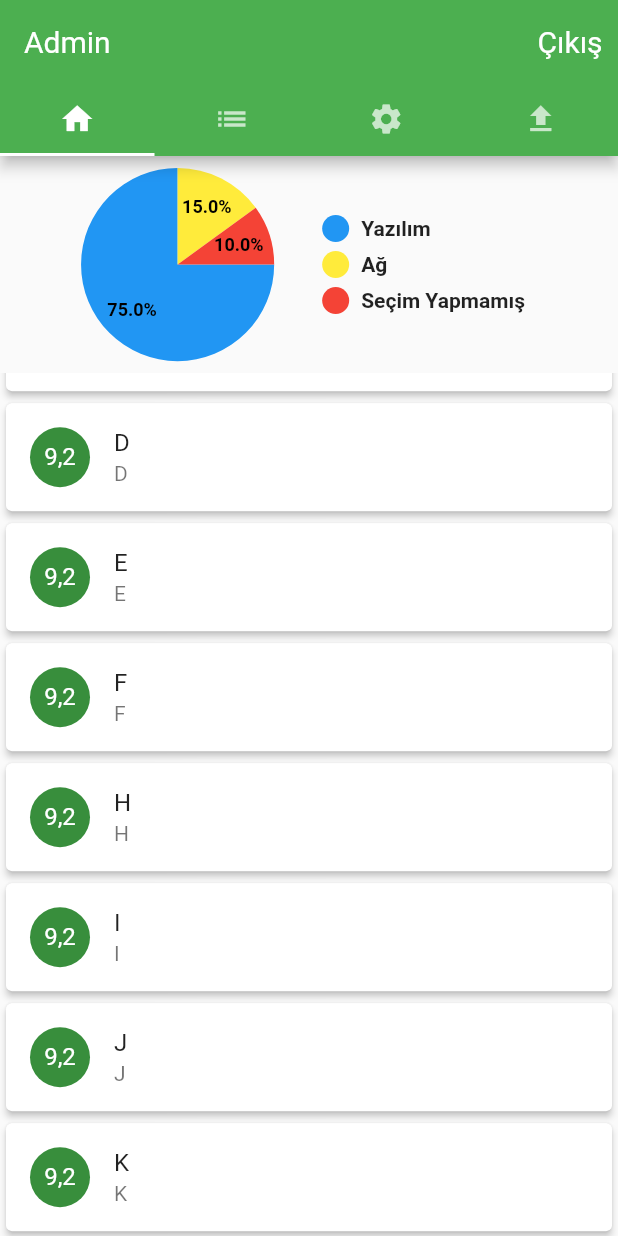
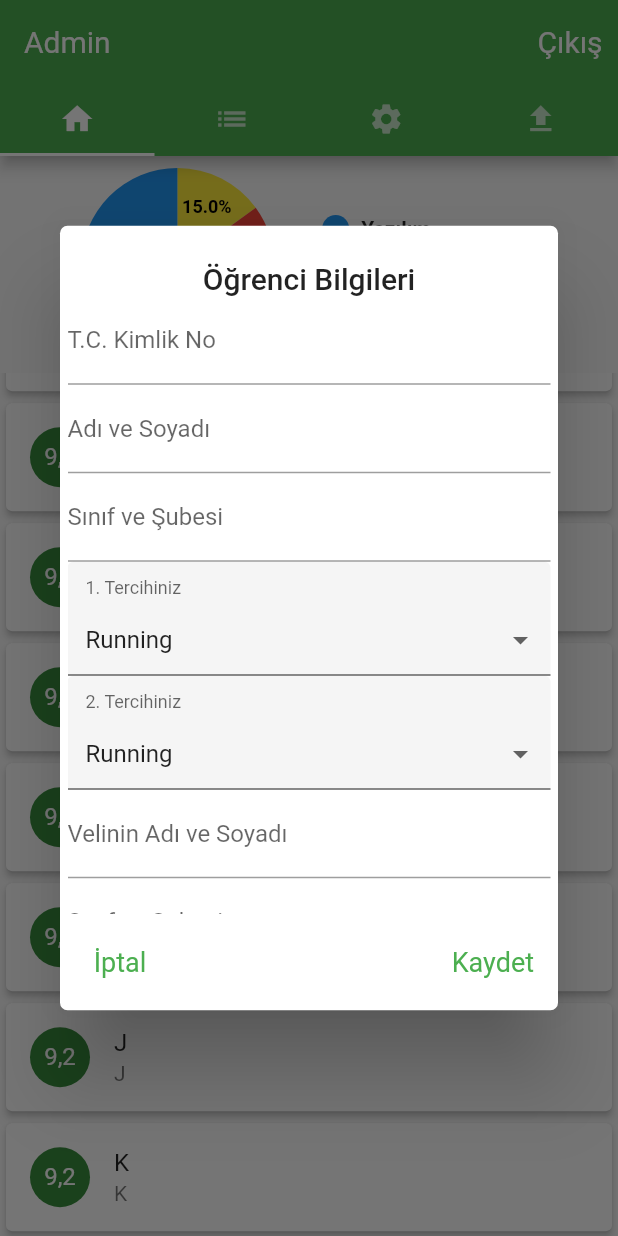
Before and after one commit to ozdemirali/branch_select_app, a Flutter app: the screen it shows after launch, scrolled down 224 dp, after a tap on "9,2", on a phone screen of 412 x 824 dp. Run offline on Flutter 3.47's test engine with Material 2 defaults, Android fonts, the phone set to English and light mode, and no system bars; drawn by our look-alikes of dropdown_formfield, pie_chart; our stand-ins replace email_validator, mask_text_input_formatter.

Commit message:
Setting screen and showToStudentChoice dialog is done

```diff
--- /dev/null
+++ b/lib/dialog/showToStudentChoice.dart
@@ -0,0 +1,87 @@
+import 'package:branch_select_app/widgets/choice.dart';
+import 'package:branch_select_app/widgets/inputDigital.dart';
+import 'package:branch_select_app/widgets/inputText.dart';
+import 'package:flutter/material.dart';
+import 'package:mask_text_input_formatter/mask_text_input_formatter.dart';
+
+final formKey = GlobalKey<FormState>();
+TextEditingController txtIdentity =new TextEditingController();
+TextEditingController txtNameAndSurname =new TextEditingController();
+TextEditingController txtClass =new TextEditingController();
+TextEditingController txtParentNameAndSurname =new TextEditingController();
+TextEditingController txtAddress =new TextEditingController();
+TextEditingController txtPhone =new TextEditingController();
+TextEditingController txtEmail =new TextEditingController();
+var maskIdentity = new MaskTextInputFormatter(mask: '###########', filter: { "#": RegExp(r'[0-9]') });
+var maskPhone = new MaskTextInputFormatter(mask: '# (###) ### ## ##', filter: { "#": RegExp(r'[0-9]') });
+
+showToStudentChoice(BuildContext context) async{
+  await showDialog(
+      context: context,
+      builder: (BuildContext context){
+        return AlertDialog(
+          contentPadding: EdgeInsets.only(left: 5,right: 5),
+          title: Center(child: Text("Öğrenci Bilgileri"),),
+          shape: RoundedRectangleBorder( borderRadius: BorderRadius.all(Radius.circular(5.0))),
+          content: Container(
+            height: MediaQuery.of(context).size.width,
+            width: MediaQuery.of(context).size.height,
+            child: SingleChildScrollView(
+              child: Column(
+                crossAxisAlignment: CrossAxisAlignment.stretch,
+                children: [
+                  Form(
+                    key:formKey ,
+                    child: Column(
+                      children: [
+                        inputDigital(txtIdentity,"99999999999", "T.C. Kimlik No", maskIdentity),
+                        inputText(txtNameAndSurname, "Adı ve Soyadı", false,TextInputType.text),
+                        inputText(txtClass, "Sınıf ve Şubesi ", false,TextInputType.text),
+                        Choice(titleText:"1. Tercihiniz"),
+                        Choice(titleText:"2. Tercihiniz"),
+                        inputText(txtParentNameAndSurname, "Velinin Adı ve Soyadı ", false,TextInputType.text),
+                        inputText(txtAddress, "Sınıf ve Şubesi ", false,TextInputType.text),
+                        inputDigital(txtPhone, "0 (999) 999 99 99", "Öğrencinin Telefonu", maskPhone),
+                        inputText(txtEmail, "Email", false,TextInputType.emailAddress),
+                      ],
+                    ),
+                  )
+                ],
+              ),
+            ),
+          ),
+          actions: [
+            Container(
+              width: MediaQuery.of(context).size.width,
+              alignment: Alignment.center,
+              child: Row(
+                  mainAxisAlignment: MainAxisAlignment.spaceBetween,
+                  //crossAxisAlignment: CrossAxisAlignment.stretch,
+                children: [
+                  TextButton(
+                      style: TextButton.styleFrom(
+                          textStyle: const TextStyle(fontSize: 18,fontWeight: FontWeight.normal),
+                          primary: Colors.green
+                      ),
+                      onPressed: (){
+                        print("İptal");
+                        Navigator.pop(context);
+                        },
+                      child: Text("İptal")),
+                  TextButton(
+                      style: TextButton.styleFrom(
+                          textStyle: const TextStyle(fontSize: 18,fontWeight: FontWeight.normal),
+                          primary: Colors.green
+                      ),
+                      onPressed: (){
+                        print("Kaydet");
+                        Navigator.pop(context);
+                        },
+                      child: Text("Kaydet")),
+                ],
+              ),
+            ),
+          ],
+        );
+      });
+}
--- a/lib/screens/admin.dart
+++ b/lib/screens/admin.dart
@@ -1,5 +1,6 @@
 import 'package:branch_select_app/widgets/branchStatus.dart';
 import 'package:branch_select_app/widgets/choicesMade.dart';
+import 'package:branch_select_app/widgets/settings.dart';
 import 'package:flutter/material.dart';
 
 class Admin extends StatefulWidget{
@@ -65,7 +66,7 @@ class AdminState extends State<Admin> with SingleTickerProviderStateMixin {
         children: [
           ChoicesMade(),
           BranchStatus(),
-          Text("Okul Bİligileri"),
+          Settings(),
           Text("Öğrenci Bilgileri Yükle"),
         ],
       ),
--- a/lib/widgets/choicesMade.dart
+++ b/lib/widgets/choicesMade.dart
@@ -1,3 +1,4 @@
+import 'package:branch_select_app/dialog/showToStudentChoice.dart';
 import 'package:branch_select_app/widgets/chart.dart';
 import 'package:flutter/material.dart';
 import 'package:pie_chart/pie_chart.dart';
@@ -33,33 +34,6 @@ class ChoicesMadeState extends State<ChoicesMade> {
       child: Column(
         crossAxisAlignment: CrossAxisAlignment.stretch,
         children: [
-          // PieChart(
-          //       dataMap: dataMap,
-          //       animationDuration: Duration(milliseconds: 800),
-          //       chartLegendSpacing: 32,
-          //       chartRadius: MediaQuery.of(context).size.width / 3.2,
-          //       colorList: colorList,
-          //       initialAngleInDegree: 0,
-          //       chartType: ChartType.disc,
-          //       ringStrokeWidth: 32,
-          //       centerText: "",
-          //       legendOptions: LegendOptions(
-          //         showLegendsInRow: false,
-          //         legendPosition: LegendPosition.right,
-          //         showLegends: true,
-          //         //legendShape: ,
-          //         legendTextStyle: TextStyle(
-          //           fontWeight: FontWeight.bold,
-          //         ),
-          //       ),
-          //       chartValuesOptions: ChartValuesOptions(
-          //         showChartValueBackground: false,
-          //         showChartValues: true,
-          //         showChartValuesInPercentage: true,
-          //         showChartValuesOutside: false,
-          //         decimalPlaces: 1,
-          //       ),
-          //     ),
           chart(dataMap,context,colorList,ChartType.disc,"",LegendPosition.right,false,true,true,false),
           Expanded(
             child: ListView.builder(
@@ -90,6 +64,7 @@ class ChoicesMadeState extends State<ChoicesMade> {
                          subtitle: Text(item[position]),
                          onTap: (){
                            print("Seçildi");
+                           showToStudentChoice(context);
                            // showToNotification(context,_appointedWorkplaceList[position]);
                          },
                        ),
--- a/lib/widgets/inputText.dart
+++ b/lib/widgets/inputText.dart
@@ -1,12 +1,12 @@
 import 'package:flutter/material.dart';
 import 'package:email_validator/email_validator.dart';
 
-Widget inputText(TextEditingController textEditingController,String label,bool visibility, TextInputType type){
+Widget inputText(TextEditingController textEditingController,String label,bool visibility, TextInputType textInputType){
   return TextFormField(
     controller: textEditingController,
     obscureText: visibility,
     textCapitalization: TextCapitalization.words,
-    keyboardType: type,
+    keyboardType: textInputType,
     decoration: InputDecoration(
       labelText: label,
     ),
```
Also changed, not shown: lib/widgets/branchStatus.dart (+0 -28 lines), lib/widgets/settings.dart (added, +70 -0 lines).
